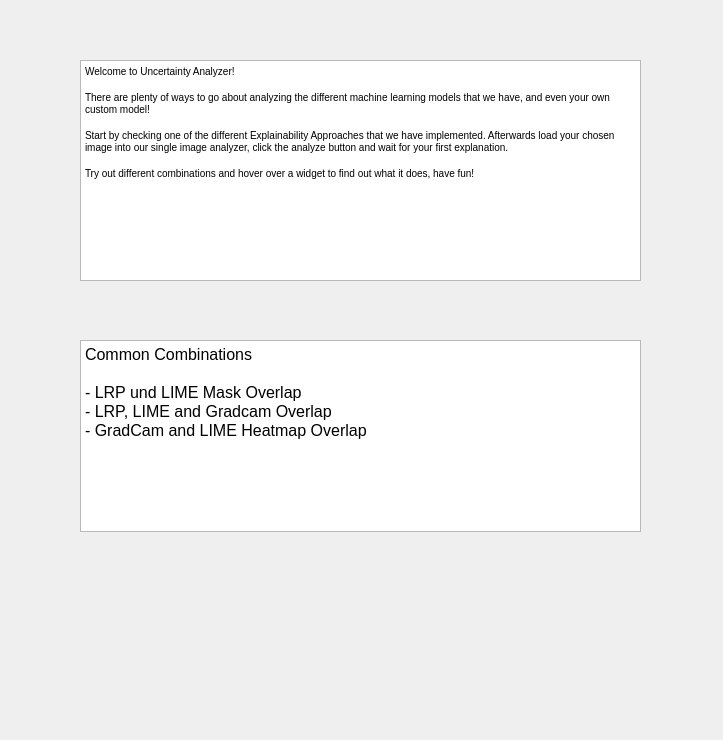
The window that tutorial.ui (DevTimBo/DEEPL-Project) describes before a commit, drawn with Qt 5.
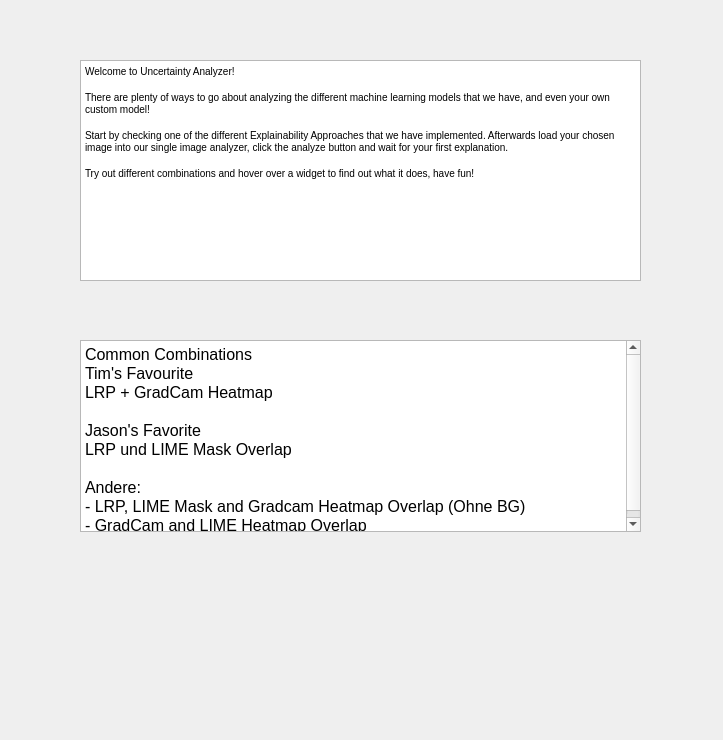
The same window after the commit.

What changed in the file:
```diff
--- a/tutorial.ui
+++ b/tutorial.ui
@@ -68,9 +68,14 @@
 p, li { white-space: pre-wrap; }
 &lt;/style&gt;&lt;/head&gt;&lt;body style=&quot; font-family:'MS Shell Dlg 2'; font-size:7.8pt; font-weight:400; font-style:normal;&quot;&gt;
 &lt;p style=&quot; margin-top:0px; margin-bottom:0px; margin-left:0px; margin-right:0px; -qt-block-indent:0; text-indent:0px;&quot;&gt;&lt;span style=&quot; font-size:12pt;&quot;&gt;Common Combinations&lt;/span&gt;&lt;/p&gt;
+&lt;p style=&quot; margin-top:0px; margin-bottom:0px; margin-left:0px; margin-right:0px; -qt-block-indent:0; text-indent:0px;&quot;&gt;&lt;span style=&quot; font-size:12pt;&quot;&gt;Tim's Favourite&lt;/span&gt;&lt;/p&gt;
+&lt;p style=&quot; margin-top:0px; margin-bottom:0px; margin-left:0px; margin-right:0px; -qt-block-indent:0; text-indent:0px;&quot;&gt;&lt;span style=&quot; font-size:12pt;&quot;&gt;LRP + GradCam Heatmap&lt;/span&gt;&lt;/p&gt;
 &lt;p style=&quot;-qt-paragraph-type:empty; margin-top:0px; margin-bottom:0px; margin-left:0px; margin-right:0px; -qt-block-indent:0; text-indent:0px; font-size:12pt;&quot;&gt;&lt;br /&gt;&lt;/p&gt;
-&lt;p style=&quot; margin-top:0px; margin-bottom:0px; margin-left:0px; margin-right:0px; -qt-block-indent:0; text-indent:0px;&quot;&gt;&lt;span style=&quot; font-size:12pt;&quot;&gt;- LRP und LIME Mask Overlap&lt;/span&gt;&lt;/p&gt;
-&lt;p style=&quot; margin-top:0px; margin-bottom:0px; margin-left:0px; margin-right:0px; -qt-block-indent:0; text-indent:0px;&quot;&gt;&lt;span style=&quot; font-size:12pt;&quot;&gt;- LRP, LIME and Gradcam Overlap &lt;/span&gt;&lt;/p&gt;
+&lt;p style=&quot; margin-top:0px; margin-bottom:0px; margin-left:0px; margin-right:0px; -qt-block-indent:0; text-indent:0px;&quot;&gt;&lt;span style=&quot; font-size:12pt;&quot;&gt;Jason's Favorite&lt;/span&gt;&lt;/p&gt;
+&lt;p style=&quot; margin-top:0px; margin-bottom:0px; margin-left:0px; margin-right:0px; -qt-block-indent:0; text-indent:0px;&quot;&gt;&lt;span style=&quot; font-size:12pt;&quot;&gt;LRP und LIME Mask Overlap&lt;/span&gt;&lt;/p&gt;
+&lt;p style=&quot;-qt-paragraph-type:empty; margin-top:0px; margin-bottom:0px; margin-left:0px; margin-right:0px; -qt-block-indent:0; text-indent:0px; font-size:12pt;&quot;&gt;&lt;br /&gt;&lt;/p&gt;
+&lt;p style=&quot; margin-top:0px; margin-bottom:0px; margin-left:0px; margin-right:0px; -qt-block-indent:0; text-indent:0px;&quot;&gt;&lt;span style=&quot; font-size:12pt;&quot;&gt;Andere:&lt;/span&gt;&lt;/p&gt;
+&lt;p style=&quot; margin-top:0px; margin-bottom:0px; margin-left:0px; margin-right:0px; -qt-block-indent:0; text-indent:0px;&quot;&gt;&lt;span style=&quot; font-size:12pt;&quot;&gt;- LRP, LIME Mask and Gradcam Heatmap Overlap (Ohne BG)&lt;/span&gt;&lt;/p&gt;
 &lt;p style=&quot; margin-top:0px; margin-bottom:0px; margin-left:0px; margin-right:0px; -qt-block-indent:0; text-indent:0px;&quot;&gt;&lt;span style=&quot; font-size:12pt;&quot;&gt;- GradCam and LIME Heatmap Overlap&lt;/span&gt;&lt;/p&gt;&lt;/body&gt;&lt;/html&gt;</string>
    </property>
   </widget>
```
